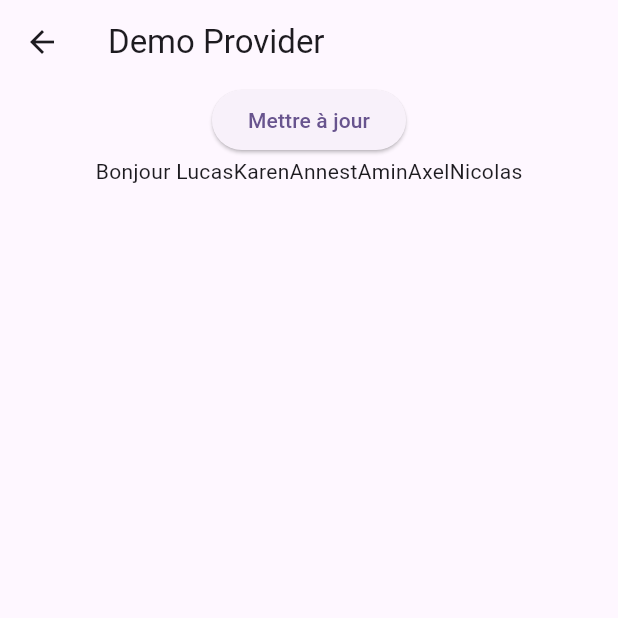
After one commit to Chocolaterie/HCDA_2109_FlutterDemo, a Flutter app: the DemoProviderPage screen opened directly, after a tap on "Mettre à jour", on a phone screen of 412 x 824 dp, the top half of it. The commit adds this screen. Run offline on Flutter 3.47's test engine with Material 2 defaults, Android fonts, the phone set to English and light mode, and no system bars; our stand-ins replace sn_progress_dialog; network calls fail.

Commit message:
Demo provider

```diff
--- /dev/null
+++ b/lib/demo-provider/demo-provider-page.dart
@@ -0,0 +1,48 @@
+import 'package:eni_demo/demo-provider/user-provider.dart';
+import 'package:flutter/material.dart';
+import 'package:provider/provider.dart';
+
+class DemoProviderPage extends StatefulWidget {
+  @override
+  State<DemoProviderPage> createState() => _DemoProviderPageState();
+}
+
+class _DemoProviderPageState extends State<DemoProviderPage> {
+
+  void testUpdatePseudo(BuildContext context) async {
+    // Modifier une donnée dans le provider
+    UserProvider userProvider =
+        Provider.of<UserProvider>(context, listen: false);
+    userProvider.updatePseudo("LucasKarenAnnestAminAxelNicolas");
+
+    // Attendre 2 sec avant d'affiche la deuxieme page
+    await Future.delayed(Duration(seconds: 2));
+
+    // Naviguer sur la deuxieme page
+    Navigator.pushNamed(context, "/two");
+  }
+
+  @override
+  Widget build(BuildContext context) {
+    return Scaffold(
+        appBar: AppBar(
+          title: Text("Demo Provider"),
+        ),
+        body: Center(
+          child: Column(
+            children: [
+              ElevatedButton(
+                  onPressed: () {
+                    testUpdatePseudo(context);
+                  },
+                  child: Text("Mettre à jour")),
+              Consumer<UserProvider>(
+                builder: (context, value, child) {
+                  return Text('Bonjour ${value.pseudo}');
+                },
+              ),
+            ],
+          ),
+        ));
+  }
+}
--- /dev/null
+++ b/lib/demo-provider/user-provider.dart
@@ -0,0 +1,14 @@
+import 'package:flutter/material.dart';
+
+class UserProvider with ChangeNotifier {
+
+  String pseudo = "anonymous";
+
+  void updatePseudo(String newPseudo){
+
+    pseudo = newPseudo;
+
+    // notifier à tout les widgets qui sont abonnés au provider le changement
+    notifyListeners();
+  }
+}
--- a/pubspec.yaml
+++ b/pubspec.yaml
@@ -38,6 +38,8 @@ dependencies:
   # The following adds the Cupertino Icons font to your application.
   # Use with the CupertinoIcons class for iOS style icons.
   cupertino_icons: ^1.0.2
+
+  provider: ^6.0.5
 
 dev_dependencies:
   flutter_test:
```
Also changed, not shown: lib/demo-provider/counter-provider.dart (added, +14 -0 lines), lib/demo-provider/demo-provider-app.dart (added, +29 -0 lines), lib/demo-provider/demo-provider-page-2.dart (added, +29 -0 lines), lib/demo-webservice/demo-listview-page.dart (+12 -59 lines), lib/demo-webservice/eni-listview-service.dart (added, +75 -0 lines), lib/demo-webservice/tweet-dataloader.dart (added, +36 -0 lines), pubspec.lock.
